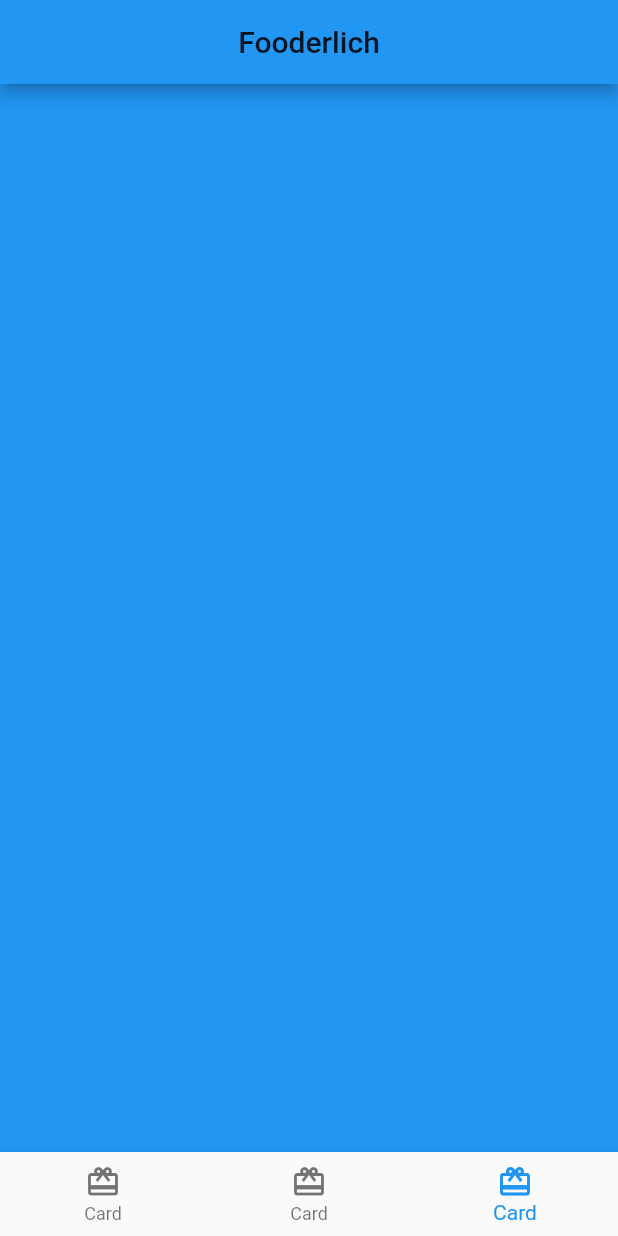
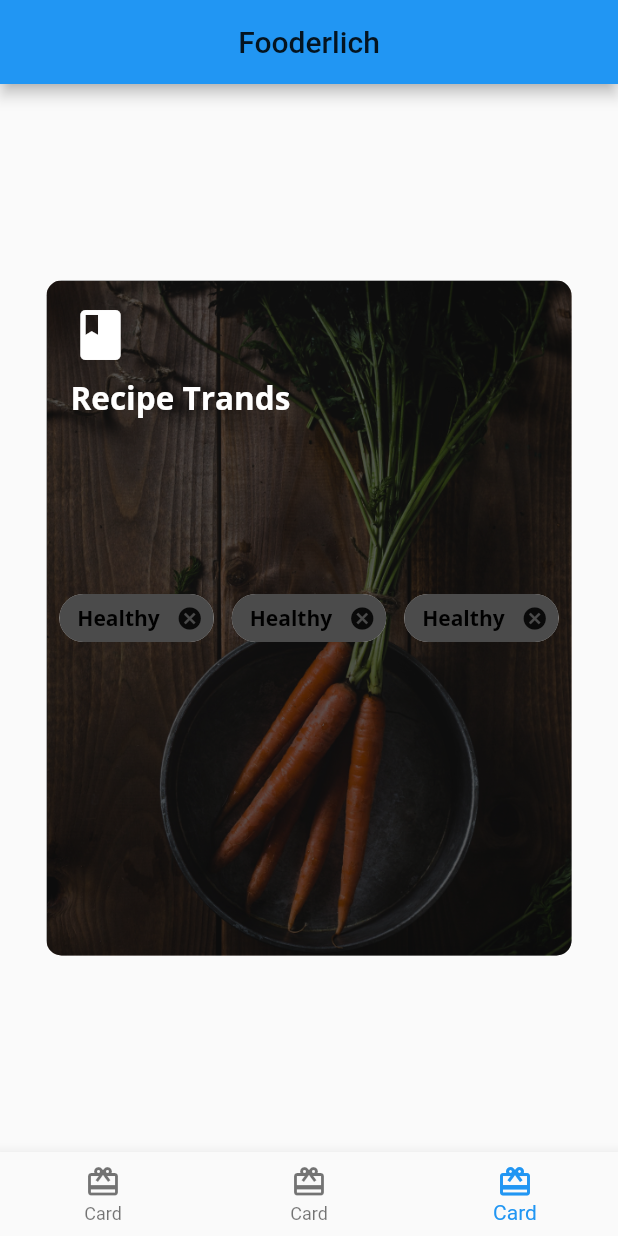
Before and after one commit to ZhaoFelix/flutter_animation, a Flutter app: the Home screen opened directly, item 3 of the bottom bar chosen, on a phone screen of 412 x 824 dp. Run offline on Flutter 3.47's test engine with Material 2 defaults, Android fonts, the phone set to English and light mode, and no system bars; our stand-ins replace google_fonts.

Commit message:
fix:第三章内容完成

```diff
--- /dev/null
+++ b/lib/third/card3.dart
@@ -0,0 +1,86 @@
+/*
+ * @Author: Felix
+ * @Email: felix@qingmaoedu.com
+ * @Date: 2021-07-21 09:37:50
+ * @LastEditTime: 2021-07-21 09:57:09
+ * @FilePath: /flutter_animation/lib/third/card3.dart
+ * Copyright © 2019 Shanghai Qingmao Network Technology Co.,Ltd All rights reserved.
+ */
+import 'package:flutter/material.dart';
+import 'package:flutter_animation/third/fooderlich_theme.dart';
+
+class Card3 extends StatelessWidget {
+  const Card3({Key? key}) : super(key: key);
+
+  @override
+  Widget build(BuildContext context) {
+    return Center(
+        child: Container(
+      constraints: const BoxConstraints.expand(width: 350, height: 450),
+      decoration: const BoxDecoration(
+          image: DecorationImage(
+              image: AssetImage('assets/mag2.png'), fit: BoxFit.cover),
+          borderRadius: BorderRadius.all(Radius.circular(10.0))),
+      child: Stack(
+        children: [
+          Container(
+              decoration: BoxDecoration(
+                  color: Colors.black.withOpacity(0.6),
+                  borderRadius: const BorderRadius.all(Radius.circular(10.0)))),
+          Container(
+              padding: const EdgeInsets.all(16),
+              child: Column(
+                crossAxisAlignment: CrossAxisAlignment.start,
+                children: [
+                  const Icon(
+                    Icons.book,
+                    color: Colors.white,
+                    size: 40,
+                  ),
+                  SizedBox(
+                    height: 8,
+                  ),
+                  Text(
+                    'Recipe Trands',
+                    style: FooderlichTheme.darkTextTheme.headline2,
+                  ),
+                  const SizedBox(height: 30)
+                ],
+              )),
+          Center(
+            child: Wrap(
+              alignment: WrapAlignment.start,
+              spacing: 12,
+              children: [
+                Chip(
+                  label: Text('Healthy',
+                      style: FooderlichTheme.lightTextTheme.bodyText1),
+                  backgroundColor: Colors.black.withOpacity(0.7),
+                  onDeleted: () {
+                    print('Delete');
+                  },
+                ),
+                Chip(
+                  label: Text('Healthy',
+                      style: FooderlichTheme.lightTextTheme.bodyText1),
+                  backgroundColor: Colors.black.withOpacity(0.7),
+                  onDeleted: () {
+                    print('Delete');
+                  },
+                ),
+                Chip(
+                  label: Text('Healthy',
+                      style: FooderlichTheme.lightTextTheme.bodyText1),
+                  backgroundColor: Colors.black.withOpacity(0.7),
+                  onDeleted: () {
+                    print('Delete');
+                  },
+                )
+              ],
+            ),
+          )
+        ],
+      ),
+    ));
+  }
+}
--- a/lib/third/home.dart
+++ b/lib/third/home.dart
@@ -2,13 +2,14 @@
  * @Author: Felix
  * @Email: felix@qingmaoedu.com
  * @Date: 2021-07-20 16:28:58
- * @LastEditTime: 2021-07-20 18:06:12
+ * @LastEditTime: 2021-07-21 09:38:36
  * @FilePath: /flutter_animation/lib/third/home.dart
  * Copyright © 2019 Shanghai Qingmao Network Technology Co.,Ltd All rights reserved.
  */
 import 'package:flutter/material.dart';
 import 'package:flutter_animation/third/card1.dart';
 import 'package:flutter_animation/third/card2.dart';
+import 'package:flutter_animation/third/card3.dart';
 
 class Home extends StatefulWidget {
   const Home({Key? key}) : super(key: key);
@@ -22,7 +23,7 @@ class _HomeState extends State<Home> {
   static List<Widget> pages = <Widget>[
     const Card1(),
     const Card2(),
-    Container(color: Colors.blue)
+    const Card3()
   ];
   void _onItemTapped(int index) {
     setState(() {
```
Also changed, not shown: lib/third/card2.dart (+78 -1 lines).
